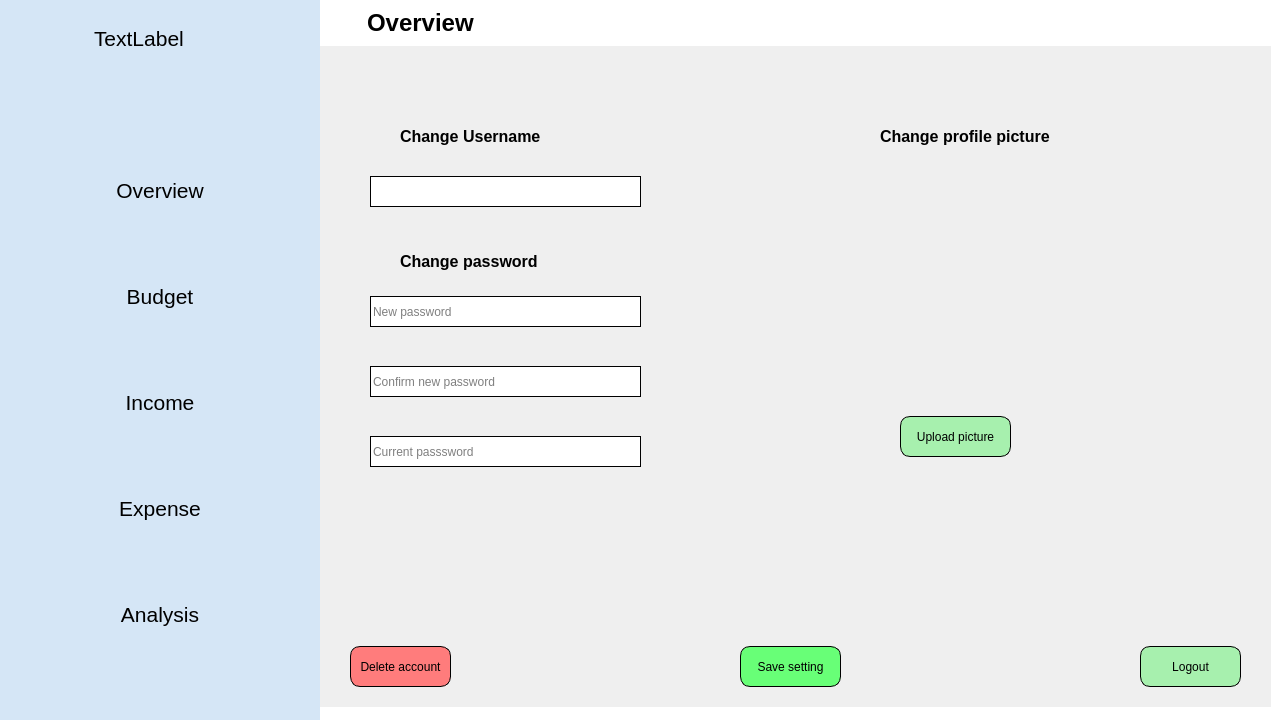
Qt form moneyapp/ui/raw/Mono.ui (nemo984/money-app) before a commit.
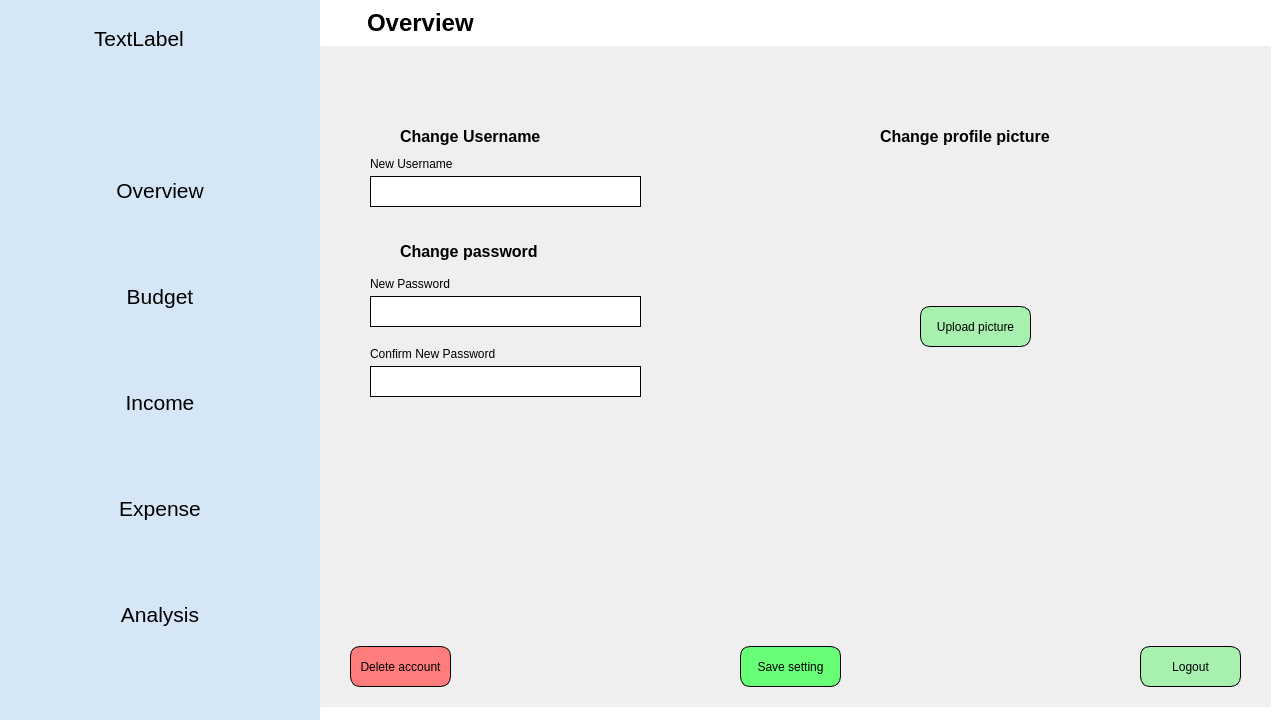
The same form after that commit. The open tabs and pages were chosen to show the change. Icons and pictures are not drawn.

Diff of the .ui file:
```diff
--- a/moneyapp/ui/raw/Mono.ui
+++ b/moneyapp/ui/raw/Mono.ui
@@ -1921,11 +1921,17 @@
                <height>31</height>
               </rect>
              </property>
+             <property name="styleSheet">
+              <string notr="true">border: 1px solid black;</string>
+             </property>
+             <property name="inputMethodHints">
+              <set>Qt::ImhNone</set>
+             </property>
              <property name="text">
               <string/>
              </property>
              <property name="placeholderText">
-              <string>New password</string>
+              <string/>
              </property>
             </widget>
             <widget class="QLineEdit" name="lineedit_confirm_new_password">
@@ -1937,11 +1943,14 @@
                <height>31</height>
               </rect>
              </property>
+             <property name="styleSheet">
+              <string notr="true">border: 1px solid black;</string>
+             </property>
              <property name="text">
               <string/>
              </property>
              <property name="placeholderText">
-              <string>Confirm new password</string>
+              <string/>
              </property>
             </widget>
             <widget class="QPushButton" name="save_setting_btn">
@@ -1960,22 +1969,6 @@
               <string>Save setting</string>
              </property>
             </widget>
-            <widget class="QLineEdit" name="lineedit_current_password">
-             <property name="geometry">
-              <rect>
-               <x>50</x>
-               <y>390</y>
-               <width>271</width>
-               <height>31</height>
-              </rect>
-             </property>
-             <property name="text">
-              <string/>
-             </property>
-             <property name="placeholderText">
-              <string>Current passsword</string>
-             </property>
-            </widget>
             <widget class="QLabel" name="label_7">
              <property name="geometry">
               <rect>
@@ -2024,8 +2017,8 @@
             <widget class="QLabel" name="accountpicture_label">
              <property name="geometry">
               <rect>
-               <x>580</x>
-               <y>180</y>
+               <x>590</x>
+               <y>110</y>
                <width>141</width>
                <height>131</height>
               </rect>
@@ -2056,8 +2049,8 @@
             <widget class="QPushButton" name="upload_pic_btn">
              <property name="geometry">
               <rect>
-               <x>580</x>
-               <y>370</y>
+               <x>600</x>
+               <y>260</y>
                <width>111</width>
                <height>41</height>
               </rect>
@@ -2070,7 +2063,7 @@
              <property name="geometry">
               <rect>
                <x>80</x>
-               <y>200</y>
+               <y>190</y>
                <width>181</width>
                <height>31</height>
               </rect>
@@ -2078,6 +2071,7 @@
              <property name="font">
               <font>
                <pointsize>12</pointsize>
+               <weight>75</weight>
                <bold>true</bold>
               </font>
              </property>
@@ -2093,6 +2087,76 @@
                <width>271</width>
                <height>31</height>
               </rect>
+             </property>
+             <property name="inputMask">
+              <string/>
+             </property>
+             <property name="placeholderText">
+              <string/>
+             </property>
+            </widget>
+            <widget class="QLabel" name="setting_warning_label">
+             <property name="geometry">
+              <rect>
+               <x>330</x>
+               <y>330</y>
+               <width>241</width>
+               <height>16</height>
+              </rect>
+             </property>
+             <property name="styleSheet">
+              <string notr="true">color: red;</string>
+             </property>
+             <property name="text">
+              <string/>
+             </property>
+            </widget>
+            <widget class="QLabel" name="label">
+             <property name="geometry">
+              <rect>
+               <x>50</x>
+               <y>110</y>
+               <width>111</width>
+               <height>16</height>
+              </rect>
+             </property>
+             <property name="styleSheet">
+              <string notr="true">color: black;</string>
+             </property>
+             <property name="text">
+              <string>New Username</string>
+             </property>
+            </widget>
+            <widget class="QLabel" name="label_2">
+             <property name="geometry">
+              <rect>
+               <x>50</x>
+               <y>230</y>
+               <width>111</width>
+               <height>16</height>
+              </rect>
+             </property>
+             <property name="styleSheet">
+              <string notr="true">color: black;</string>
+             </property>
+             <property name="text">
+              <string>New Password</string>
+             </property>
+            </widget>
+            <widget class="QLabel" name="label_3">
+             <property name="geometry">
+              <rect>
+               <x>50</x>
+               <y>300</y>
+               <width>141</width>
+               <height>16</height>
+              </rect>
+             </property>
+             <property name="styleSheet">
+              <string notr="true">color: black;</string>
+             </property>
+             <property name="text">
+              <string>Confirm New Password</string>
              </property>
             </widget>
            </widget>
```
Left out of the diff: 44 changed lines with no effect on the pictures.
